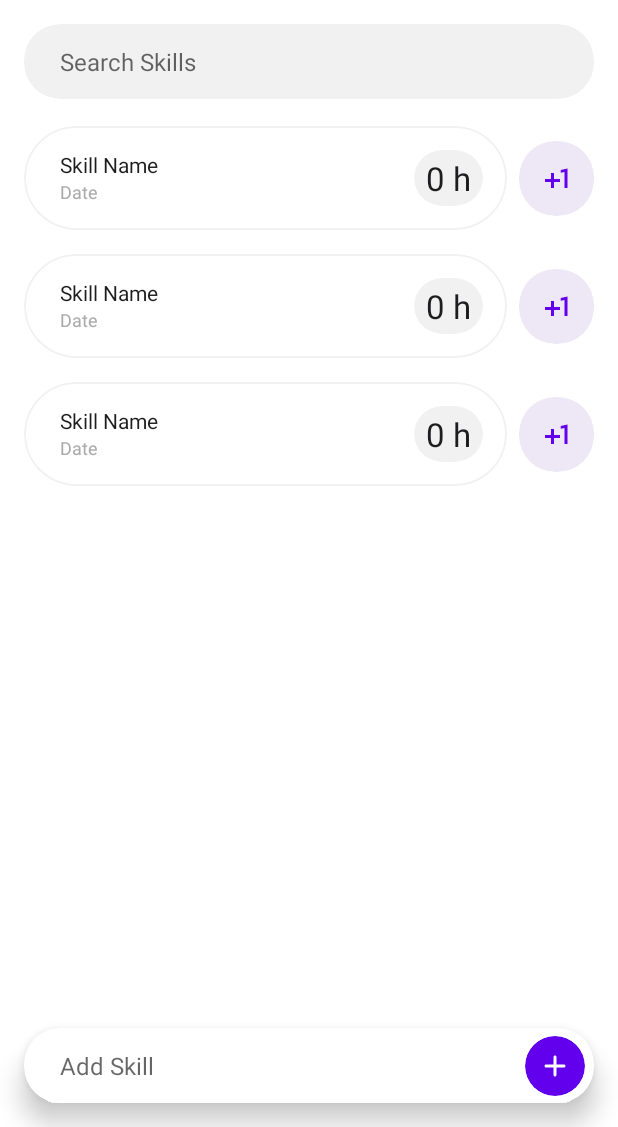
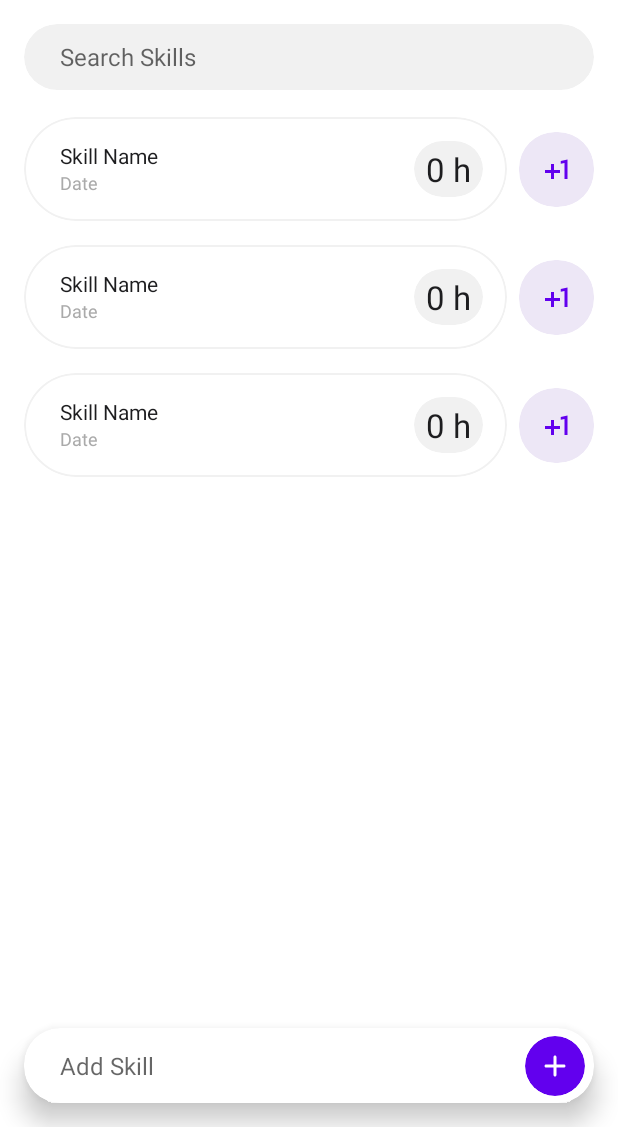
Before and after one commit to Singularity-Coder/10000-Hours, an Android app: the layout activity_main.xml on its own in the app's theme, with its tools: preview values and no code run, on a phone screen of 412 x 824 dp, the part 109-1236 px from its top. Run offline under Robolectric (Android 15) with nearby library versions, the phone set to English and light mode, and no system bars.

```diff
--- a/TenThousandHours/app/src/main/res/layout/activity_main.xml
+++ b/TenThousandHours/app/src/main/res/layout/activity_main.xml
@@ -36,7 +36,7 @@
         <EditText
             android:id="@+id/et_search"
             android:layout_width="match_parent"
-            android:layout_height="50dp"
+            android:layout_height="44dp"
             android:layout_marginStart="24dp"
             android:layout_marginEnd="16dp"
             android:background="@null"
```
Also changed, not shown: 1 other file.
